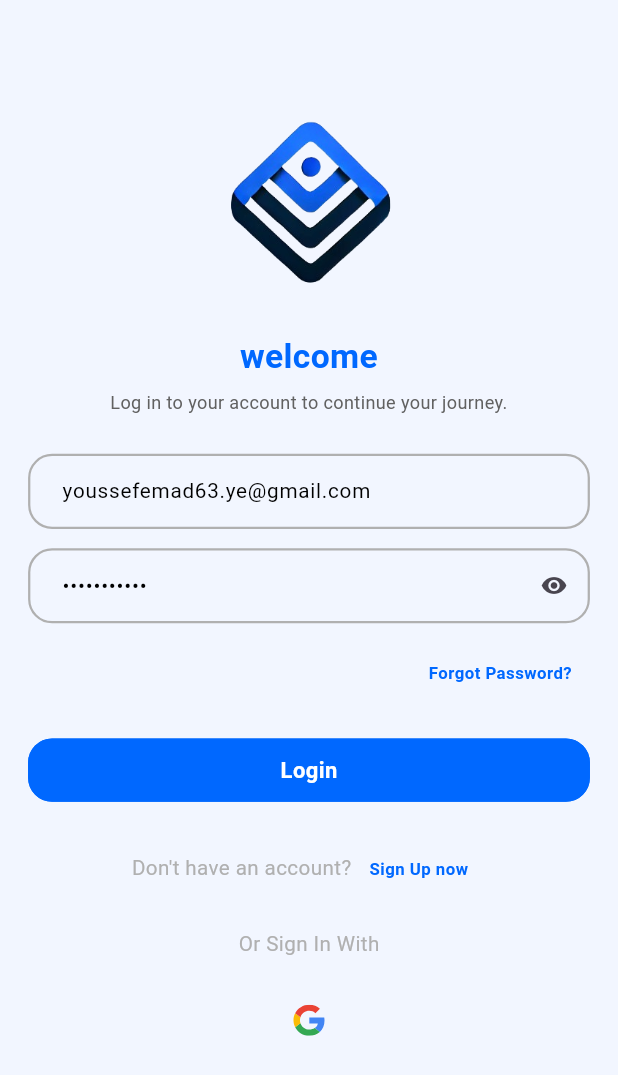
After one commit to youssefemadeldn/Manfaz-Client, a Flutter app: the LoginView screen opened by its route, on a phone screen of 412 x 824 dp. The commit adds this screen. Shown: the top 1075 px of the screen. Run offline on Flutter 3.47's test engine with Material 3 defaults, Android fonts, the phone set to English and light mode, and no system bars; our stand-ins replace bloc, buttons_tabbar, cached_network_image, connectivity_plus, dartz, dio and 14 more; Roboto replaces fonts that are missing (Poppins).

Commit message:
animation when login success

```diff
--- a/lib/core/routes/app_router.dart
+++ b/lib/core/routes/app_router.dart
@@ -89,8 +89,7 @@ class AppRouter {
                 ));
 
       case Routes.deliveryListViewView:
-        return CupertinoPageRoute(
-            builder: (context) => DeliveryListViewView());
+        return CupertinoPageRoute(builder: (context) => DeliveryListViewView());
 
       default:
         return CupertinoPageRoute(
--- a/lib/features/login/presentation/view/login_view.dart
+++ b/lib/features/login/presentation/view/login_view.dart
@@ -8,18 +8,30 @@ import 'package:manfaz/core/theme/app_colors.dart';
 import 'package:manfaz/core/theme/app_styles.dart';
 import 'package:manfaz/features/login/presentation/controller/login_cubit/login_cubit.dart';
 import 'package:manfaz/features/login/presentation/controller/login_cubit/login_state.dart';
+import 'package:manfaz/features/login/presentation/widgets/loading_overlay.dart';
 
 import '../../../../core/routes/routes.dart';
 import '../widgets/login_validation_form.dart';
 
-class LoginView extends StatelessWidget {
+class LoginView extends StatefulWidget {
   const LoginView({super.key});
+
+  @override
+  State<LoginView> createState() => _LoginViewState();
+}
+
+class _LoginViewState extends State<LoginView> {
+  bool _isLoading = false;
+  bool _showSuccess = false;
 
   @override
   Widget build(BuildContext context) {
     return Scaffold(
       backgroundColor: AppColors.background,
-      body: Stack(
+      body: LoadingOverlay(
+        isLoading: _isLoading,
+        showSuccess: _showSuccess,
+        child: Stack(
           children: [
             SingleChildScrollView(
               child: Padding(
@@ -118,24 +130,33 @@ class LoginView extends StatelessWidget {
             ),
           ],
         ),
+      ),
     );
   }
 
   void loginListenerMethod(context, state) {
     switch (state) {
       case LoginLoading():
-        DialogHelper.showLoadingDialog(
-          context: context,
-          indicatorColor: AppColors.primary,
-        );
+        setState(() {
+          _isLoading = true;
+          _showSuccess = false;
+        });
       case LoginSuccess():
-        DialogHelper.hideLoadingDialog(context);
+        setState(() {
+          _isLoading = false;
+          _showSuccess = true;
+        });
+        Future.delayed(const Duration(milliseconds: 1500), () {
           Navigator.pushReplacementNamed(
             context,
             Routes.cusBottomNavigationBar,
           );
+        });
       case LoginError():
-        DialogHelper.hideLoadingDialog(context);
+        setState(() {
+          _isLoading = false;
+          _showSuccess = false;
+        });
         DialogHelper.showCustomDialog(
           context: context,
           title: Text(state.failure.failureTitle),
--- /dev/null
+++ b/lib/features/login/presentation/widgets/loading_overlay.dart
@@ -0,0 +1,55 @@
+import 'package:flutter/material.dart';
+import 'package:lottie/lottie.dart';
+import '../../../../core/theme/app_colors.dart';
+
+class LoadingOverlay extends StatelessWidget {
+  final bool isLoading;
+  final bool showSuccess;
+  final Widget child;
+
+  const LoadingOverlay({
+    super.key,
+    required this.isLoading,
+    required this.showSuccess,
+    required this.child,
+  });
+
+  @override
+  Widget build(BuildContext context) {
+    return Stack(
+      children: [
+        child,
+        if (isLoading || showSuccess)
+          Container(
+            color: Colors.black54,
+            child: Center(
+              child: AnimatedSwitcher(
+                duration: const Duration(milliseconds: 300),
+                child: showSuccess
+                    ? Lottie.asset(
+                        'assets/animations/success.json',
+                        width: 200,
+                        height: 200,
+                        repeat: false,
+                      )
+                    : Container(
+                        width: 100,
+                        height: 100,
+                        decoration: BoxDecoration(
+                          color: Colors.white,
+                          borderRadius: BorderRadius.circular(15),
+                        ),
+                        child: Center(
+                          child: CircularProgressIndicator(
+                            color: AppColors.primary,
+                            strokeWidth: 3,
+                          ),
+                        ),
+                      ),
+              ),
+            ),
+          ),
+      ],
+    );
+  }
+}
--- a/pubspec.yaml
+++ b/pubspec.yaml
@@ -89,6 +89,7 @@ flutter:
     - assets/svg/
     - assets/lang/
     - assets/map_styles/
+    - assets/animations/
   # An image asset can refer to one or more resolution-specific "variants", see
   # https://flutter.dev/to/resolution-aware-images
   # For details regarding adding assets from package dependencies, see
```
Also changed, not shown: assets/animations/success.json (added, +1 -0 lines). Lines whose indentation alone changed are shown as unchanged.
